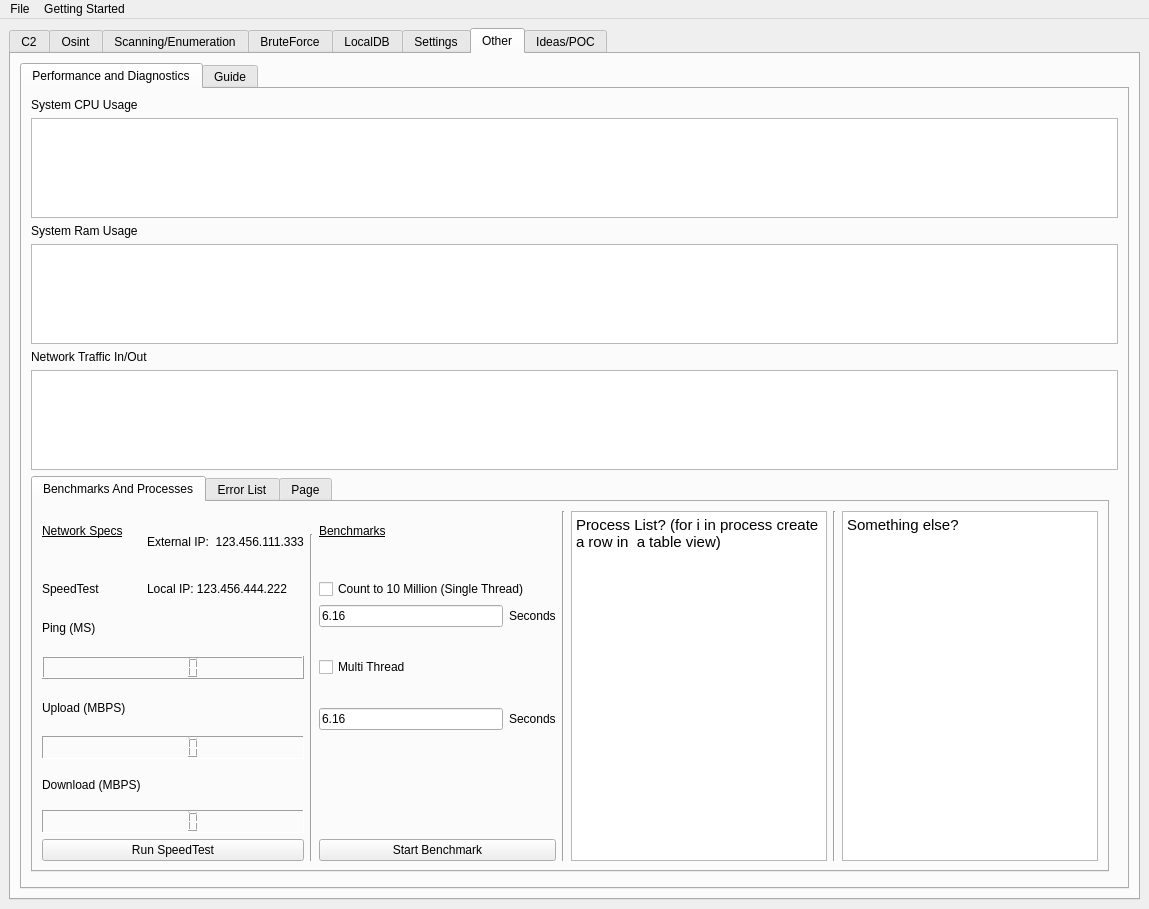
The window that gui.ui (ryanq47/WhisperNet) describes before a commit, drawn with Qt 5.
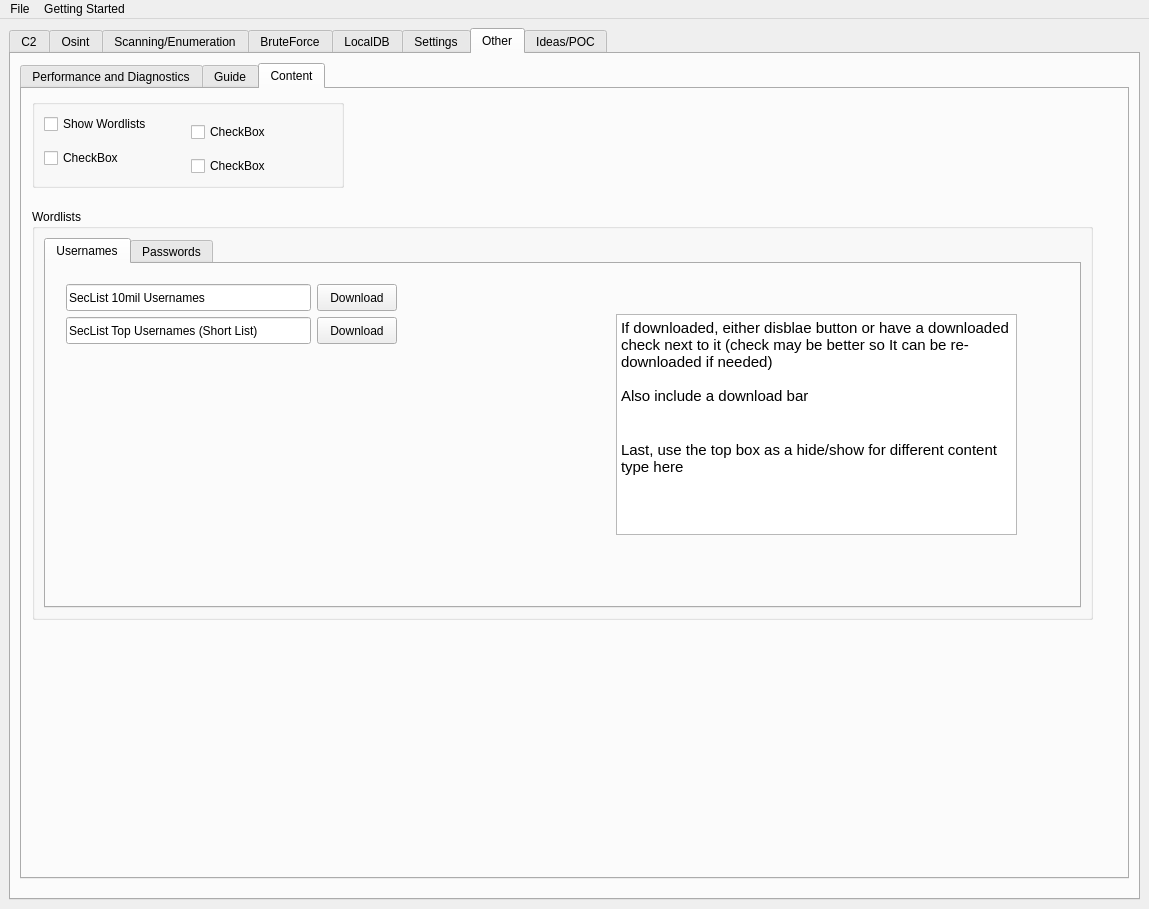
The same window after the commit. The open tabs and pages were chosen to show the change. Icons and pictures are not drawn.

Commit message: SOme QOL & Logging updates to bruteforce

The edit to the form file:
```diff
--- a/gui.ui
+++ b/gui.ui
@@ -3839,11 +3839,17 @@
        <attribute name="title">
         <string>Other</string>
        </attribute>
-       <layout class="QGridLayout" name="gridLayout_25">
-        <item row="0" column="0">
          <widget class="QTabWidget" name="tabWidget_10">
+        <property name="geometry">
+         <rect>
+          <x>9</x>
+          <y>9</y>
+          <width>1109</width>
+          <height>816</height>
+         </rect>
+        </property>
           <property name="currentIndex">
-           <number>0</number>
+         <number>2</number>
           </property>
           <widget class="QWidget" name="tab_52">
            <attribute name="title">
@@ -4392,9 +4398,267 @@
             </item>
            </layout>
           </widget>
-         </widget>
-        </item>
-       </layout>
+        <widget class="QWidget" name="tab_7">
+         <attribute name="title">
+          <string>Content</string>
+         </attribute>
+         <widget class="QGroupBox" name="groupBox">
+          <property name="geometry">
+           <rect>
+            <x>10</x>
+            <y>120</y>
+            <width>1061</width>
+            <height>411</height>
+           </rect>
+          </property>
+          <property name="title">
+           <string>Wordlists</string>
+          </property>
+          <layout class="QGridLayout" name="gridLayout_52">
+           <item row="0" column="0">
+            <widget class="QTabWidget" name="tabWidget_5">
+             <property name="currentIndex">
+              <number>0</number>
+             </property>
+             <widget class="QWidget" name="tab_8">
+              <attribute name="title">
+               <string>Usernames</string>
+              </attribute>
+              <widget class="QPushButton" name="bruteforce_download_seclist_top10mil_usernames_3">
+               <property name="geometry">
+                <rect>
+                 <x>271</x>
+                 <y>20</y>
+                 <width>80</width>
+                 <height>27</height>
+                </rect>
+               </property>
+               <property name="font">
+                <font>
+                 <underline>false</underline>
+                 <strikeout>false</strikeout>
+                </font>
+               </property>
+               <property name="text">
+                <string>Download</string>
+               </property>
+               <property name="autoDefault">
+                <bool>false</bool>
+               </property>
+               <property name="default">
+                <bool>false</bool>
+               </property>
+               <property name="flat">
+                <bool>false</bool>
+               </property>
+              </widget>
+              <widget class="QLineEdit" name="lineEdit_33">
+               <property name="geometry">
+                <rect>
+                 <x>20</x>
+                 <y>53</y>
+                 <width>245</width>
+                 <height>27</height>
+                </rect>
+               </property>
+               <property name="text">
+                <string>SecList Top Usernames (Short List)</string>
+               </property>
+              </widget>
+              <widget class="QPushButton" name="bruteforce_download_seclist_topshort_3">
+               <property name="geometry">
+                <rect>
+                 <x>271</x>
+                 <y>53</y>
+                 <width>80</width>
+                 <height>27</height>
+                </rect>
+               </property>
+               <property name="font">
+                <font>
+                 <underline>false</underline>
+                 <strikeout>false</strikeout>
+                </font>
+               </property>
+               <property name="text">
+                <string>Download</string>
+               </property>
+               <property name="autoDefault">
+                <bool>false</bool>
+               </property>
+               <property name="default">
+                <bool>false</bool>
+               </property>
+               <property name="flat">
+                <bool>false</bool>
+               </property>
+              </widget>
+              <widget class="QLineEdit" name="lineEdit_34">
+               <property name="geometry">
+                <rect>
+                 <x>20</x>
+                 <y>20</y>
+                 <width>245</width>
+                 <height>27</height>
+                </rect>
+               </property>
+               <property name="text">
+                <string>SecList 10mil Usernames</string>
+               </property>
+              </widget>
+              <widget class="QTextEdit" name="textEdit_25">
+               <property name="geometry">
+                <rect>
+                 <x>570</x>
+                 <y>50</y>
+                 <width>401</width>
+                 <height>221</height>
+                </rect>
+               </property>
+               <property name="html">
+                <string>&lt;!DOCTYPE HTML PUBLIC &quot;-//W3C//DTD HTML 4.0//EN&quot; &quot;http://www.w3.org/TR/REC-html40/strict.dtd&quot;&gt;
+&lt;html&gt;&lt;head&gt;&lt;meta name=&quot;qrichtext&quot; content=&quot;1&quot; /&gt;&lt;style type=&quot;text/css&quot;&gt;
+p, li { white-space: pre-wrap; }
+&lt;/style&gt;&lt;/head&gt;&lt;body style=&quot; font-family:'Cantarell'; font-size:11pt; font-weight:400; font-style:normal;&quot;&gt;
+&lt;p style=&quot; margin-top:0px; margin-bottom:0px; margin-left:0px; margin-right:0px; -qt-block-indent:0; text-indent:0px;&quot;&gt;If downloaded, either disblae button or have a downloaded check next to it (check may be better so It can be re-downloaded if needed)&lt;br /&gt;&lt;br /&gt;Also include a download bar&lt;/p&gt;
+&lt;p style=&quot;-qt-paragraph-type:empty; margin-top:0px; margin-bottom:0px; margin-left:0px; margin-right:0px; -qt-block-indent:0; text-indent:0px;&quot;&gt;&lt;br /&gt;&lt;/p&gt;
+&lt;p style=&quot;-qt-paragraph-type:empty; margin-top:0px; margin-bottom:0px; margin-left:0px; margin-right:0px; -qt-block-indent:0; text-indent:0px;&quot;&gt;&lt;br /&gt;&lt;/p&gt;
+&lt;p style=&quot; margin-top:0px; margin-bottom:0px; margin-left:0px; margin-right:0px; -qt-block-indent:0; text-indent:0px;&quot;&gt;Last, use the top box as a hide/show for different content type here&lt;/p&gt;&lt;/body&gt;&lt;/html&gt;</string>
+               </property>
+              </widget>
+             </widget>
+             <widget class="QWidget" name="tab_9">
+              <attribute name="title">
+               <string>Passwords</string>
+              </attribute>
+              <widget class="QLineEdit" name="lineEdit_35">
+               <property name="geometry">
+                <rect>
+                 <x>9</x>
+                 <y>47</y>
+                 <width>245</width>
+                 <height>27</height>
+                </rect>
+               </property>
+               <property name="text">
+                <string>SecList Top 10 Million Passwords</string>
+               </property>
+              </widget>
+              <widget class="QPushButton" name="bruteforce_download_seclist_defaults_3">
+               <property name="geometry">
+                <rect>
+                 <x>260</x>
+                 <y>14</y>
+                 <width>80</width>
+                 <height>27</height>
+                </rect>
+               </property>
+               <property name="text">
+                <string>Download</string>
+               </property>
+              </widget>
+              <widget class="QLineEdit" name="lineEdit_36">
+               <property name="geometry">
+                <rect>
+                 <x>9</x>
+                 <y>14</y>
+                 <width>245</width>
+                 <height>27</height>
+                </rect>
+               </property>
+               <property name="text">
+                <string>SecList Default Passwords</string>
+               </property>
+              </widget>
+              <widget class="QLineEdit" name="lineEdit_37">
+               <property name="geometry">
+                <rect>
+                 <x>9</x>
+                 <y>80</y>
+                 <width>245</width>
+                 <height>27</height>
+                </rect>
+               </property>
+               <property name="text">
+                <string>Ignis 1m Public Passwords</string>
+               </property>
+              </widget>
+              <widget class="QPushButton" name="bruteforce_download_seclist_top10mil_3">
+               <property name="geometry">
+                <rect>
+                 <x>260</x>
+                 <y>47</y>
+                 <width>80</width>
+                 <height>27</height>
+                </rect>
+               </property>
+               <property name="text">
+                <string>Download</string>
+               </property>
+              </widget>
+              <widget class="QPushButton" name="bruteforce_download_ignis_1M_3">
+               <property name="geometry">
+                <rect>
+                 <x>260</x>
+                 <y>80</y>
+                 <width>80</width>
+                 <height>27</height>
+                </rect>
+               </property>
+               <property name="text">
+                <string>Download</string>
+               </property>
+              </widget>
+             </widget>
+            </widget>
+           </item>
+          </layout>
+         </widget>
+         <widget class="QGroupBox" name="groupBox_3">
+          <property name="geometry">
+           <rect>
+            <x>10</x>
+            <y>10</y>
+            <width>312</width>
+            <height>89</height>
+           </rect>
+          </property>
+          <property name="title">
+           <string/>
+          </property>
+          <layout class="QGridLayout" name="gridLayout_53">
+           <item row="0" column="0">
+            <widget class="QCheckBox" name="checkBox_2">
+             <property name="text">
+              <string>Show Wordlists</string>
+             </property>
+            </widget>
+           </item>
+           <item row="2" column="1">
+            <widget class="QCheckBox" name="checkBox_34">
+             <property name="text">
+              <string>CheckBox</string>
+             </property>
+            </widget>
+           </item>
+           <item row="0" column="1" rowspan="2">
+            <widget class="QCheckBox" name="checkBox_33">
+             <property name="text">
+              <string>CheckBox</string>
+             </property>
+            </widget>
+           </item>
+           <item row="1" column="0" rowspan="2">
+            <widget class="QCheckBox" name="checkBox_30">
+             <property name="text">
+              <string>CheckBox</string>
+             </property>
+            </widget>
+           </item>
+          </layout>
+         </widget>
+        </widget>
+       </widget>
       </widget>
       <widget class="QWidget" name="tab_20">
        <attribute name="title">
```
Left out of the diff: 28 changed lines with no effect on the pictures. Lines whose indentation alone changed are shown as unchanged. The commit also changes 4 other files.
